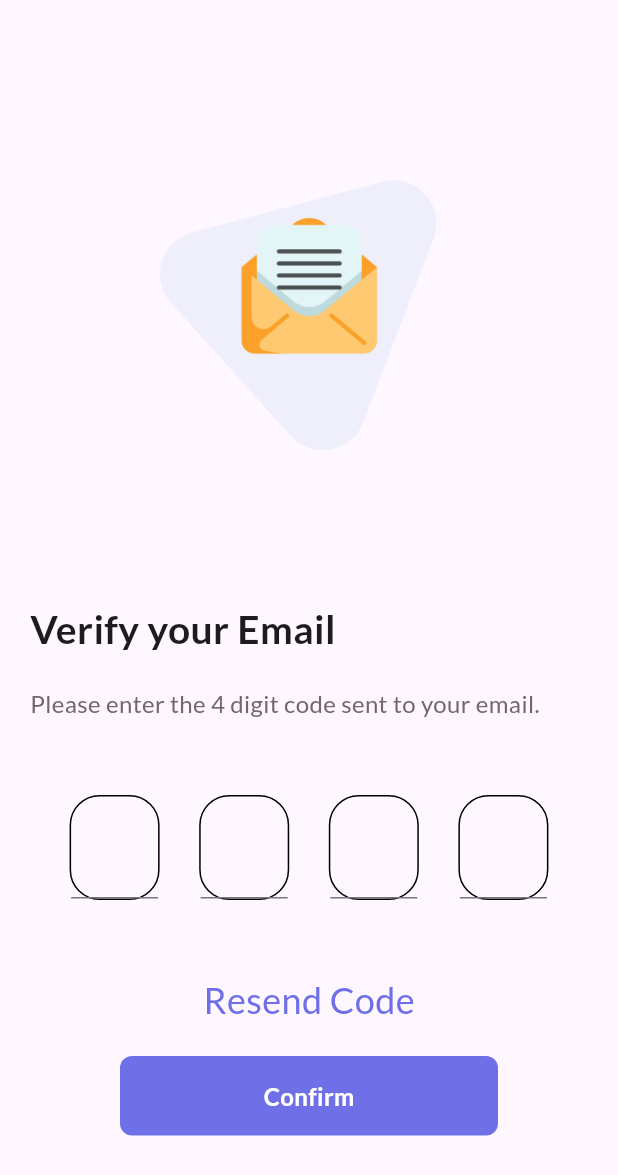
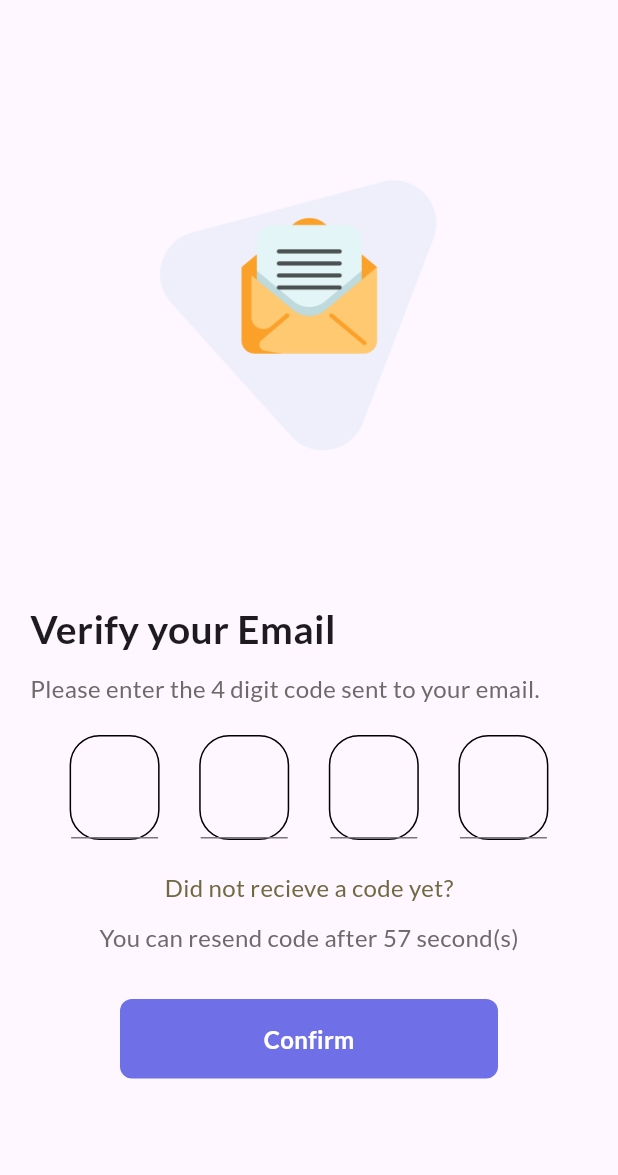
Before and after one commit to AayushGhising/capstone-project-frontend, a Flutter app: the Verification screen opened directly, after a tap on "Confirm", on a phone screen of 412 x 824 dp. Shown: the top 1175 px of the screen. Run offline on Flutter 3.47's test engine with Material 3 defaults, Android fonts, the phone set to English and light mode, and no system bars; our stand-ins replace animated_splash_screen, smooth_page_indicator.

Commit message:
complete verification page

```diff
--- a/capstone_project/lib/verification.dart
+++ b/capstone_project/lib/verification.dart
@@ -1,13 +1,60 @@
+import 'dart:async';
+
 import 'package:capstone_project/components/my_button.dart';
 import 'package:flutter/material.dart';
 
-class Verification extends StatelessWidget {
-  TextEditingController txt1 = TextEditingController();
-  TextEditingController txt2 = TextEditingController();
-  TextEditingController txt3 = TextEditingController();
-  TextEditingController txt4 = TextEditingController();
+// ignore: must_be_immutable
+class Verification extends StatefulWidget {
+  const Verification({super.key});
+  @override
+  _VerificationState createState() => _VerificationState();
+}
 
-  Verification({super.key});
+class _VerificationState extends State<Verification> {
+  int resendTime = 60;
+  late Timer countdownTimer;
+
+  final List<TextEditingController> controllers =
+      List.generate(4, (_) => TextEditingController());
+
+  @override
+  void initState() {
+    startTimer();
+    super.initState();
+  }
+
+  @override
+  void dispose() {
+    stopTimer();
+    for (var controller in controllers) {
+      controller.dispose();
+    }
+    super.dispose();
+  }
+
+  void startTimer() {
+    countdownTimer = Timer.periodic(const Duration(seconds: 1), (timer) {
+      setState(() {
+        if (resendTime > 0) {
+          resendTime--;
+        } else {
+          stopTimer();
+        }
+      });
+    });
+  }
+
+  void stopTimer() {
+    countdownTimer?.cancel();
+  }
+
+  void resendCode() {
+    print('Resending code...');
+    setState(() {
+      resendTime = 60;
+      startTimer();
+    });
+  }
 
   @override
   Widget build(BuildContext context) {
@@ -20,7 +67,7 @@ class Verification extends StatelessWidget {
             children: [
               Center(
                 child: Image.asset('assets/images/verify.png',
-                    height: 400, width: 400),
+                    height: 400, width: 400, fit: BoxFit.contain),
               ),
               const Text(
                 'Verify your Email',
@@ -30,7 +77,7 @@ class Verification extends StatelessWidget {
                   fontWeight: FontWeight.bold,
                 ),
               ),
-              const SizedBox(height: 20),
+              const SizedBox(height: 10),
               const Text(
                 'Please enter the 4 digit code sent to your email.',
                 style: TextStyle(
@@ -39,27 +86,53 @@ class Verification extends StatelessWidget {
                   fontSize: 16,
                 ),
               ),
-              const SizedBox(height: 50),
+              const SizedBox(height: 20),
               Row(
                 mainAxisAlignment: MainAxisAlignment.spaceEvenly,
-                children: [
-                  myInputBox(context, txt1),
-                  myInputBox(context, txt2),
-                  myInputBox(context, txt3),
-                  myInputBox(context, txt4),
-                ],
-              ),
-              const SizedBox(height: 50),
-              const Center(
-                child: Text(
-                  'Resend Code',
-                  style: TextStyle(
-                      fontFamily: 'Lato',
-                      color: Color.fromARGB(255, 111, 112, 231),
-                      fontSize: 24),
+                children: List.generate(
+                  4,
+                  (index) =>
+                      myInputBox(context, controllers[index], index == 3),
                 ),
               ),
-              const SizedBox(height: 20),
+              Center(
+                child: Column(
+                  children: [
+                    const SizedBox(height: 20),
+                    const Text(
+                      'Did not recieve a code yet?',
+                      style: TextStyle(
+                        color: Color.fromARGB(255, 112, 105, 321),
+                        fontFamily: 'Lato',
+                        fontSize: 16,
+                      ),
+                    ),
+                    const SizedBox(height: 10),
+                    if (resendTime > 0)
+                      Text(
+                        'You can resend code after $resendTime second(s)',
+                        style: const TextStyle(
+                          color: Color.fromARGB(255, 112, 105, 105),
+                          fontFamily: 'Lato',
+                          fontSize: 16,
+                        ),
+                      )
+                    else
+                      GestureDetector(
+                        onTap: resendCode,
+                        child: const Text(
+                          'Resend Code',
+                          style: TextStyle(
+                            color: Color.fromARGB(255, 111, 112, 231),
+                            fontFamily: 'Lato',
+                            fontSize: 24,
+                          ),
+                        ),
+                      ),
+                  ],
+                ),
+              ),
+              const SizedBox(height: 30),
               MyButton(onTap: () {}, label: 'Confirm')
             ],
           ),
@@ -69,7 +142,8 @@ class Verification extends StatelessWidget {
   }
 }
 
-Widget myInputBox(BuildContext context, TextEditingController controller) {
+Widget myInputBox(
+    BuildContext context, TextEditingController controller, bool isLast) {
   return Container(
     height: 70,
     width: 60,
@@ -88,7 +162,9 @@ Widget myInputBox(BuildContext context, TextEditingController controller) {
         counterText: '',
       ),
       onChanged: (value) {
-        FocusScope.of(context).nextFocus();
+        if (value.isNotEmpty && !isLast) {
+          FocusScope.of(context).nextFocus();
+        }
       },
     ),
   );
```
